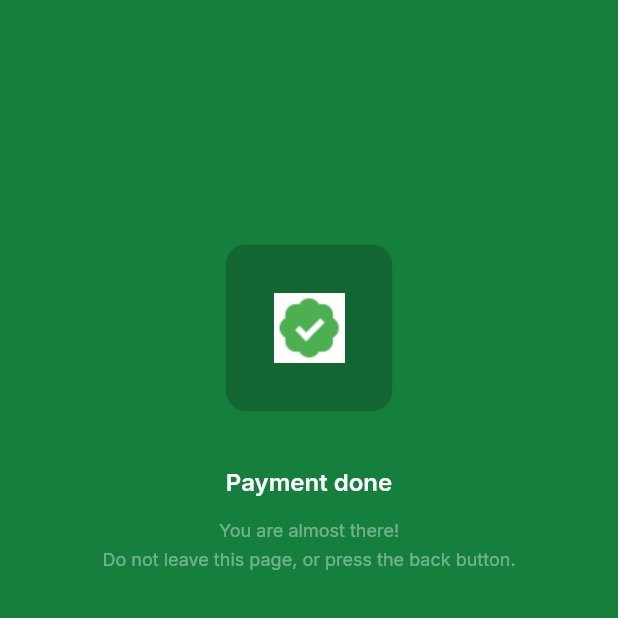
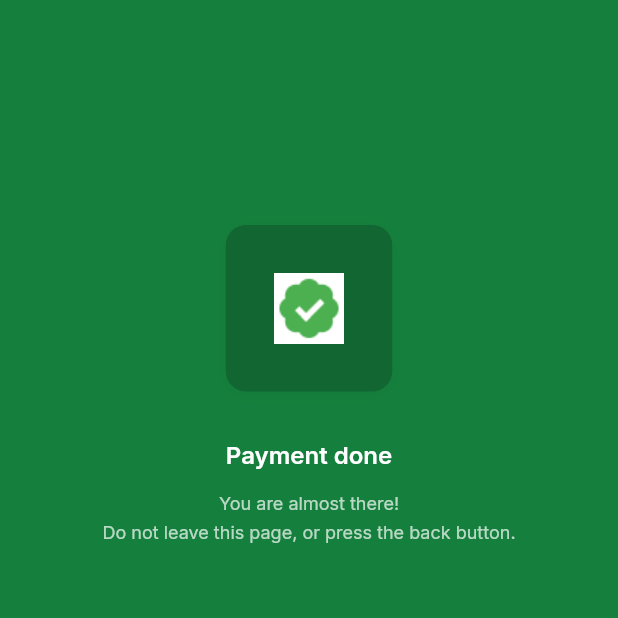
Before and after one commit to SatyamKr07/tap_invest_satyam, a Flutter app: the PaymentDonePage screen opened directly, on a phone screen of 412 x 824 dp, the top half of it. Run offline on Flutter 3.47's test engine with Material 2 defaults, Android fonts, the phone set to English and light mode, and no system bars; our stand-ins replace google_fonts.

Commit message:
ui improvements in payment done page

```diff
--- a/lib/pages/payment_done_page/payment_done_page.dart
+++ b/lib/pages/payment_done_page/payment_done_page.dart
@@ -18,21 +18,15 @@ class _PaymentDonePageState extends State<PaymentDonePage> {
   @override
   Widget build(BuildContext context) {
     return Scaffold(
-      body: Column(
+      body: Container(
+        width: double.infinity,
+        decoration: BoxDecoration(color: Color(0xFF15803D)),
+        child: Column(
           children: [
+            SizedBox(height: 150),
             Container(
-            height: MediaQuery.of(context).size.height,
-            clipBehavior: Clip.antiAlias,
-            decoration: BoxDecoration(color: Color(0xFF15803D)),
-            child: Stack(
-              alignment: Alignment.center,
-              children: [
-                Positioned(
-                  top: 163,
-                  child: Container(
               width: 111,
               height: 111,
-                    clipBehavior: Clip.antiAlias,
               decoration: ShapeDecoration(
                 color: Color(0xFF116631),
                 shape: RoundedRectangleBorder(
@@ -48,9 +42,9 @@ class _PaymentDonePageState extends State<PaymentDonePage> {
                 ],
               ),
               child: Stack(
+                alignment: Alignment.center,
                 children: [
                   Positioned(
-                          left: 32,
                     top: 32,
                     child: Container(
                       width: 47.22,
@@ -62,8 +56,7 @@ class _PaymentDonePageState extends State<PaymentDonePage> {
                           crossAxisAlignment: CrossAxisAlignment.center,
                           children: [
                             paymentProvider.isGeneratingContract
-                                      ? Image.asset(
-                                          'assets/gifs/contract_gif.gif')
+                                ? Image.asset('assets/gifs/contract_gif.gif')
                                 : Image.asset(
                                     'assets/gifs/payment_done_gif.gif'),
                           ],
@@ -74,10 +67,8 @@ class _PaymentDonePageState extends State<PaymentDonePage> {
                 ],
               ),
             ),
-                ),
-                Positioned(
-                  top: 311,
-                  child: Column(
+            SizedBox(height: 32),
+            Column(
               children: [
                 Consumer<PaymentProvider>(
                   builder: (context, paymentProivder, _) => Text(
@@ -95,99 +86,19 @@ class _PaymentDonePageState extends State<PaymentDonePage> {
                   'You are almost there!',
                   textAlign: TextAlign.center,
                   style: MyTestStyles.Inter40012.copyWith(
-                            color: Colors.white.withOpacity(0.40)),
+                      color: Colors.white.withOpacity(0.70)),
                 ),
                 SizedBox(height: 4),
                 Text(
                   'Do not leave this page, or press the back button.',
                   textAlign: TextAlign.center,
                   style: MyTestStyles.Inter40012.copyWith(
-                            color: Colors.white.withOpacity(0.40)),
+                      color: Colors.white.withOpacity(0.70)),
                 ),
               ],
             ),
-                  // Container(
-                  //   // height: 80,
-                  //   child: Column(
-                  //     mainAxisSize: MainAxisSize.min,
-                  //     mainAxisAlignment: MainAxisAlignment.start,
-                  //     crossAxisAlignment: CrossAxisAlignment.start,
-                  //     children: [
-                  //       SizedBox(
-                  //         width: 100,
-                  //         child: Text('Payment done',
-                  //             textAlign: TextAlign.center,
-                  //             style: MyTestStyles.Inter60016.copyWith(
-                  //               color: Colors.white,
-                  //             )),
-                  //       ),
-                  //       const SizedBox(height: 16),
-                  //       Opacity(
-                  //         opacity: 0.60,
-                  //         child: Container(
-                  //           // width: double.infinity,
-                  //           height: 40,
-                  //           child: Column(
-                  //             mainAxisSize: MainAxisSize.min,
-                  //             mainAxisAlignment: MainAxisAlignment.start,
-                  //             crossAxisAlignment: CrossAxisAlignment.start,
-                  //             children: [
-                  //               SizedBox(
-                  //                 width: double.infinity,
-                  // child: Text(
-                  //   'You are almost there!',
-                  //   textAlign: TextAlign.center,
-                  //   style: MyTestStyles.Inter40012,
-                  // ),
-                  //               ),
-                  //               const SizedBox(height: 4),
-                  //               SizedBox(
-                  //                 width: double.infinity,
-                  // child: Text(
-                  //   'Do not leave this page, or press the back button.',
-                  //   textAlign: TextAlign.center,
-                  //   style: MyTestStyles.Inter40012,
-                  // ),
-                  //               ),
-                  //             ],
-                  //           ),
-                  //         ),
-                  //       ),
-                  //     ],
-                  //   ),
-                  // ),
-                ),
-
-                // Positioned(
-                //   left: -15,
-                //   top: -22,
-                //   child: Container(
-                //     width: 390,
-                //     height: 844,
-                //     clipBehavior: Clip.antiAlias,
-                //     decoration: BoxDecoration(),
-                //     child: Stack(
-                //       children: [
-                //         Positioned(
-                //           left: 191.90,
-                //           top: 249.90,
-                //           child: Container(
-                //             width: 6.20,
-                //             height: 6.20,
-                //             decoration: ShapeDecoration(
-                //               color: Color(0xFFD9D9D9),
-                //               shape: OvalBorder(),
-                //             ),
-                //           ),
-                //         ),
-                //       ],
-                //     ),
-                //   ),
-                // ),
           ],
         ),
-          ),
-        ],
       ),
     );
   }
--- a/lib/pages/purchasing_page/widgets/swipe_to_pay_widget.dart
+++ b/lib/pages/purchasing_page/widgets/swipe_to_pay_widget.dart
@@ -1,4 +1,5 @@
 import 'package:flutter/material.dart';
+import 'package:flutter/services.dart';
 import 'package:provider/provider.dart';
 import 'package:tap_invest/pages/payment_done_page/payment_done_page.dart';
 import 'package:tap_invest/providers/payment_provider.dart';
@@ -12,6 +13,7 @@ class SwipeToPayWidget extends StatefulWidget {
 
 class _SwipeToPayWidgetState extends State<SwipeToPayWidget> {
   double _dragPosition = 50.0;
+  bool _isDragEnabled = false;
 
   @override
   Widget build(BuildContext context) {
@@ -39,10 +41,13 @@ class _SwipeToPayWidgetState extends State<SwipeToPayWidget> {
             left: 0,
             child: GestureDetector(
               onHorizontalDragUpdate: (details) {
+                if (_isDragEnabled) {
                   setState(() {
                     _dragPosition += details.delta.dx;
-                  if (_dragPosition > MediaQuery.of(context).size.width - 100) {
+                    if (_dragPosition >
+                        MediaQuery.of(context).size.width - 100) {
                       if (purchasingProvider.totalReturns >= 50000) {
+                        HapticFeedback.mediumImpact(); // A
                         Navigator.pushReplacement(
                           context,
                           MaterialPageRoute(
@@ -53,9 +58,17 @@ class _SwipeToPayWidgetState extends State<SwipeToPayWidget> {
                           ),
                         );
                       } else {
+                        _isDragEnabled = false;
                         _dragPosition = 50;
+                        HapticFeedback.heavyImpact();
                       }
                     }
+                  });
+                }
+              },
+              onHorizontalDragEnd: (_) {
+                setState(() {
+                  _isDragEnabled = true;
                 });
               },
               child: Container(
```
Lines whose indentation alone changed are shown as unchanged.
